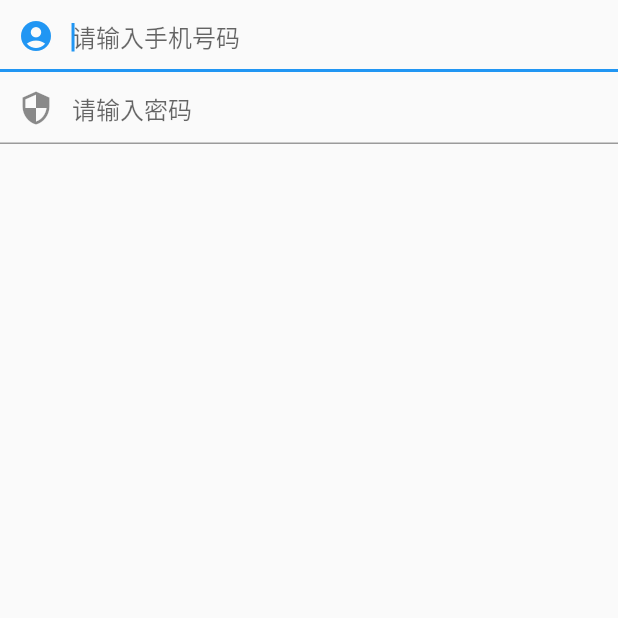
After one commit to guotingzhu/flutter_sparrow, a Flutter app: the LoginPage screen opened by its route, on a phone screen of 412 x 824 dp, the top half of it. The commit adds this screen. Run offline on Flutter 3.47's test engine with Material 2 defaults, Android fonts, the light colour scheme and no system bars.

Commit message:
增加自定义输入框TextField

```diff
--- /dev/null
+++ b/lib/login/login_page.dart
@@ -0,0 +1,38 @@
+import 'package:flutter/material.dart';
+import 'package:flutter_sparrow/widgets/login_text_filed.dart';
+
+
+class LoginPage extends StatefulWidget {
+
+
+  @override
+  LoginPageState createState() {
+    return new LoginPageState();
+  }
+
+}
+
+class LoginPageState extends State<LoginPage>{
+
+  @override
+  Widget build(BuildContext context) {
+    return new Scaffold(
+      body: Center(
+
+        child: Column(
+          children: <Widget>[
+            SwTextFiled(
+              hintText: "请输入手机号码",
+              prefixIcon: Icon(Icons.account_circle),
+            ),
+            SwTextFiled(
+              hintText: "请输入密码",
+              prefixIcon: Icon(Icons.security),
+            ),
+          ],
+        ),
+      ),
+    );
+  }
+
+}
--- /dev/null
+++ b/lib/login/register_page.dart
@@ -0,0 +1,22 @@
+import 'package:flutter/material.dart';
+
+class RegisterPage extends StatefulWidget {
+
+
+  @override
+  RegisterPageState createState() {
+    return new RegisterPageState();
+  }
+
+}
+
+class RegisterPageState extends State<RegisterPage>{
+
+  @override
+  Widget build(BuildContext context) {
+    return new TextField(decoration: new InputDecoration(
+      labelText: "注册页",
+    ),);
+  }
+
+}
--- a/lib/main.dart
+++ b/lib/main.dart
@@ -1,4 +1,6 @@
 import 'package:flutter/material.dart';
+import 'package:flutter_sparrow/login/login_page.dart';
+import 'package:flutter_sparrow/login/register_page.dart';
 
 void main() => runApp(MyApp());
 
@@ -21,6 +23,10 @@ class MyApp extends StatelessWidget {
         primarySwatch: Colors.blue,
       ),
       home: MyHomePage(title: 'Flutter Demo Home Page'),
+      routes: {
+        'login':(BuildContext context)=>LoginPage(),
+        '/register':(BuildContext context)=>RegisterPage(),
+      },
     );
   }
 }
@@ -54,6 +60,19 @@ class _MyHomePageState extends State<MyHomePage> {
       // _counter without calling setState(), then the build method would not be
       // called again, and so nothing would appear to happen.
       _counter++;
+      if(_counter >= 3){
+        //页面跳转 1
+        Navigator.pushNamed(context, 'login');
+      }
+
+//      if(_counter >= 3){
+//        //页面跳转 1
+//        Navigator.push(context, new MaterialPageRoute(builder: (context){
+//                return  Scaffold(
+//                  appBar:  AppBar(title:  Text("我是新的页面"),),
+//                );
+//        }));
+//      }
     });
   }
 
--- /dev/null
+++ b/lib/widgets/login_text_filed.dart
@@ -0,0 +1,37 @@
+import 'package:flutter/material.dart';
+
+class SwTextFiled extends StatefulWidget{
+  final String hintText;
+  final Widget prefixIcon;
+
+  const SwTextFiled({ Key key ,
+    this.hintText,
+    this.prefixIcon,
+  }
+  ) : super(key: key);
+
+
+  @override
+  SwTextFiledState createState() {
+    return new SwTextFiledState();
+  }
+
+
+
+}
+
+class SwTextFiledState extends State<SwTextFiled>{
+  @override
+  Widget build(BuildContext context) {
+    // TODO: implement build
+    return  TextField(
+      decoration: InputDecoration(
+          hintText: widget.hintText,
+          prefixIcon: widget.prefixIcon,
+          fillColor: Colors.white),
+      autofocus: true,
+      textAlign: TextAlign.start,
+    );
+  }
+
+}
```
Also changed, not shown: pubspec.yaml (+10 -0 lines), pubspec.lock, 1 other file.
